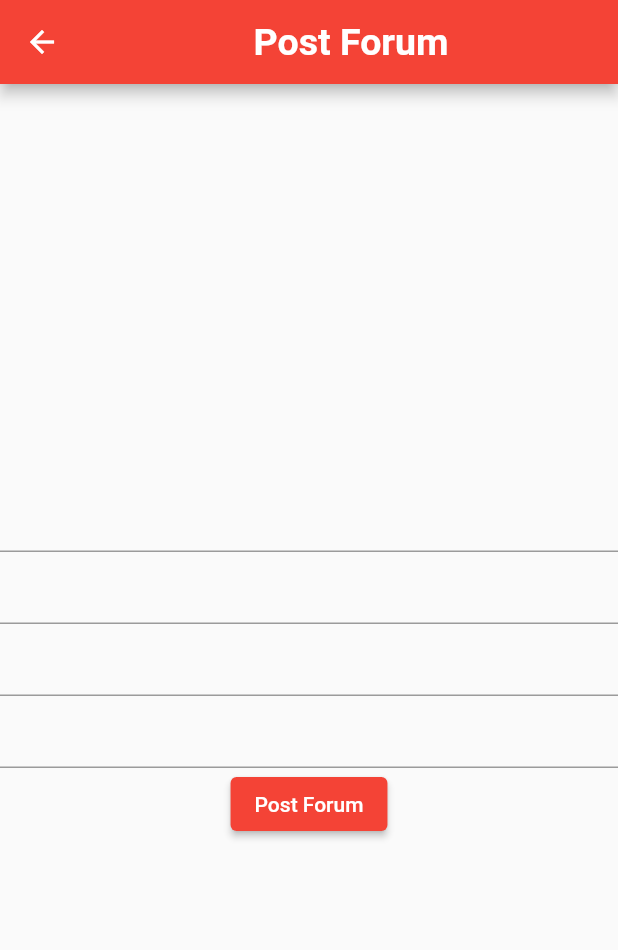
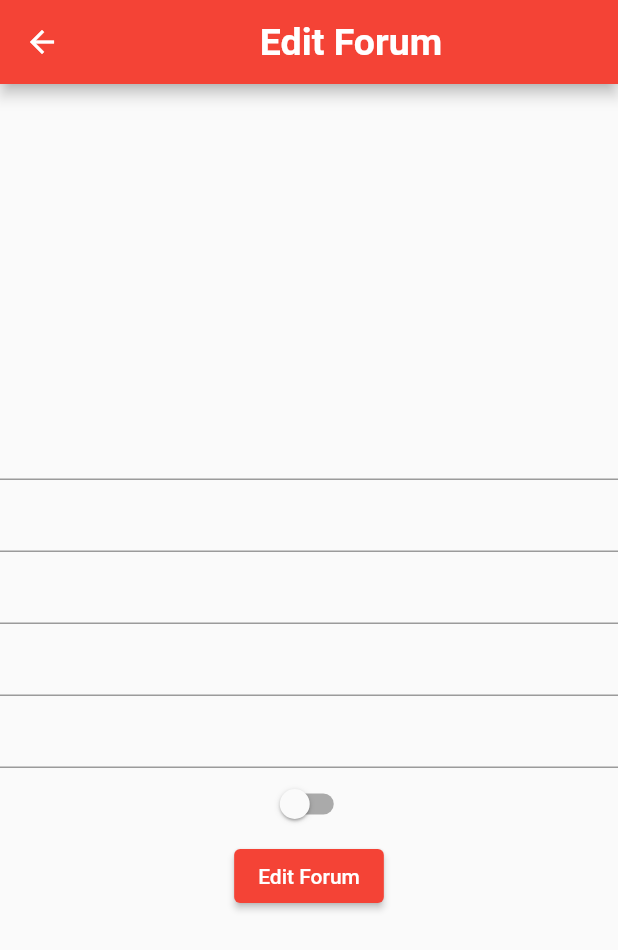
Before and after one commit to FennecFoxy11/Xculture_API, a Flutter app: the EditForumPage screen opened directly with empty values, on a phone screen of 412 x 824 dp. Shown: the top 950 px of the screen. Run offline on Flutter 3.47's test engine with Material 2 defaults, Android fonts, the phone set to English and light mode, and no system bars; network calls fail; Roboto replaces fonts that are missing (Poppins).

Commit message:
2nd commit

```diff
--- a/Xculture/lib/pages/forum_edit.dart
+++ b/Xculture/lib/pages/forum_edit.dart
@@ -16,6 +16,8 @@ class _EditForumPageState extends State<EditForumPage>{
   final TextEditingController _subtitle = TextEditingController();
   final TextEditingController _thumbnail = TextEditingController();
   final TextEditingController _content = TextEditingController();
+  final TextEditingController _author = TextEditingController();
+  bool? _incognito;
 
   @override
   Widget build(BuildContext context) {
@@ -24,51 +26,66 @@ class _EditForumPageState extends State<EditForumPage>{
     _subtitle.text = forumDetail.subtitle;
     _thumbnail.text = forumDetail.thumbnail;
     _content.text = forumDetail.content;
+    _author.text = forumDetail.author;
+    (_incognito == null) ? _incognito = forumDetail.incognito : _incognito ;
 
     return Scaffold(
       appBar: AppBar(
         title: const Center(
           child: Text(
-            "Post Forum",
+            "Edit Forum",
             style: TextStyle(fontWeight: FontWeight.bold, color: Colors.white, fontSize: 25),
           ),
         ),
       ),
-      body: Column(
+      body: WillPopScope(
+        onWillPop: () async {
+          Navigator.pop(context, forumDetail.id);
+          return false;
+        },
+        child: Column(
           mainAxisAlignment: MainAxisAlignment.center,
           children: [
             TextField(
               controller: _title,
-            decoration: const InputDecoration(),
             ),
             TextField(
               controller: _subtitle,
-            decoration: const InputDecoration(),
+            ),
+            TextField(
+              controller: _author,
             ),
             TextField(
               controller: _thumbnail,
-            decoration: const InputDecoration(),
             ),
             TextField(
               controller: _content,
-            decoration: const InputDecoration(),
+            ),
+            Switch(
+              value: _incognito!,
+              onChanged: (value) {
+                setState(() {
+                  _incognito = value;
+                });
+              }
             ),
             ElevatedButton(
               onPressed: () {
                 setState(() {
                   updateForumDetail(forumDetail.id, _title.text, _subtitle.text, _thumbnail.text, _content.text,
-                forumDetail.incognito, forumDetail.viewed, forumDetail.favorited, forumDetail.date);
+                  _author.text, _incognito!, forumDetail.viewed, forumDetail.favorited, forumDetail.date);
                 });
                 Navigator.pop(context, forumDetail.id);
               },
-            child: const Text('Post Forum'),
+              child: const Text('Edit Forum'),
             )
           ],
         ),
+      )
     );
   }
 
-  updateForumDetail(int forumID, String title, String subtitle, String thumbnailUrl, String content, bool incognito, int viewed, int favorited, String date) async {
+  updateForumDetail(int forumID, String title, String subtitle, String thumbnailUrl, String content, String author, bool incognito, int viewed, int favorited, String date) async {
     final response = await http.put(
       Uri.parse('http://10.0.2.2:3000/forums/$forumID'),
       headers: <String, String>{
@@ -79,6 +96,7 @@ class _EditForumPageState extends State<EditForumPage>{
         'subtitle': subtitle,
         'thumbnail': thumbnailUrl,
         'content': content,
+        'author': author,
         'incognito': incognito,
         'viewed': viewed,
         'favorited': favorited,
```
Lines whose indentation alone changed are shown as unchanged.
